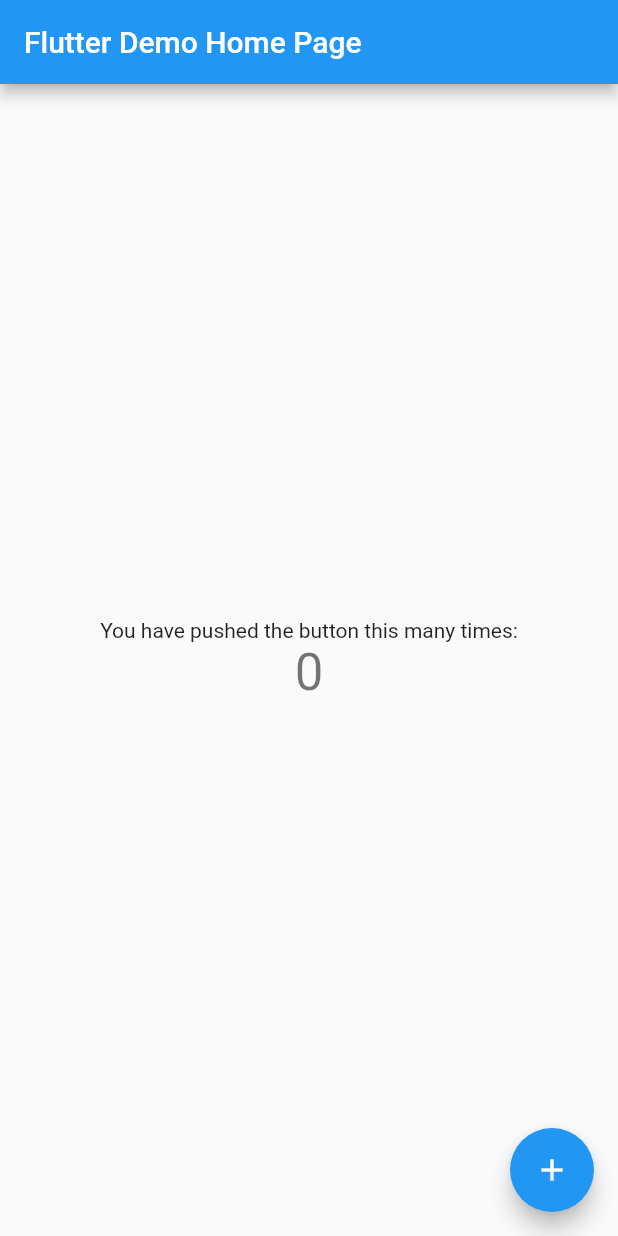
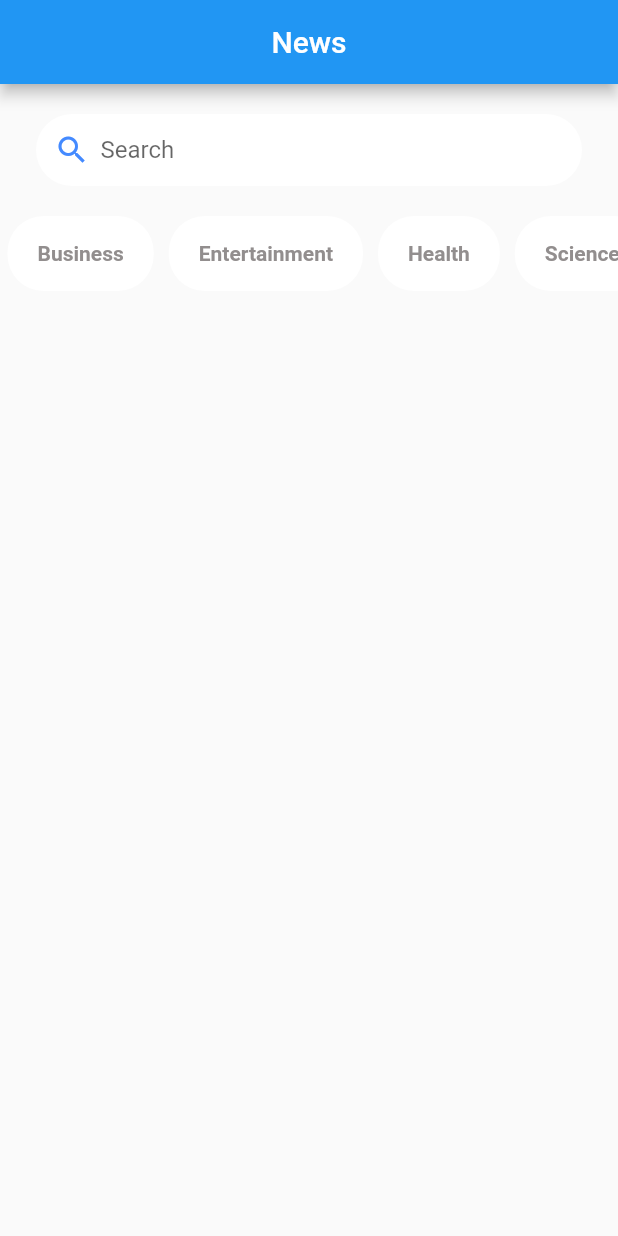
Before and after one commit to PremRai345/NewsApp, a Flutter app: the screen it shows after launch, on a phone screen of 412 x 824 dp. Run offline on Flutter 3.47's test engine with Material 2 defaults, Android fonts, the phone set to English and light mode, and no system bars.

Commit message:
Search Button and Nav Bar
Search button and nav bar is added in home screen.

```diff
--- /dev/null
+++ b/news/lib/home.dart
@@ -0,0 +1,101 @@
+import 'package:flutter/material.dart';
+
+class Home extends StatefulWidget {
+  const Home({Key? key}) : super(key: key);
+
+  @override
+  _HomeState createState() => _HomeState();
+}
+
+class _HomeState extends State<Home> {
+  TextEditingController searchController = new TextEditingController();
+  List<String> navBarItem = [
+    "Business",
+    "Entertainment",
+    "Health",
+    "Science",
+    "Sports",
+    "Technology"
+  ];
+  @override
+  Widget build(BuildContext context) {
+    return Scaffold(
+      appBar: AppBar(
+        title: const Text('News'),
+        centerTitle: true,
+      ),
+      body: Column(
+        children: [
+          Container(
+            padding: const EdgeInsets.symmetric(horizontal: 9),
+            margin: const EdgeInsets.symmetric(horizontal: 24, vertical: 20),
+            decoration: BoxDecoration(
+                color: Colors.white, borderRadius: BorderRadius.circular(24)),
+            child: Row(
+              children: [
+                GestureDetector(
+                  onTap: () {
+                    if ((searchController.text).replaceAll(" ", "") == "") {
+                      print("Blank search");
+                    } else {
+                      // Navigator.push(context, MaterialPageRoute(builder: (context) => Search(searchController.text)));
+                    }
+                  },
+                  child: Container(
+                    child: Icon(
+                      Icons.search,
+                      color: Colors.blueAccent,
+                    ),
+                    margin: EdgeInsets.fromLTRB(3, 0, 7, 0),
+                  ),
+                ),
+                Expanded(
+                  child: TextField(
+                    controller: searchController,
+                    textInputAction: TextInputAction.search,
+                    onSubmitted: (value) {
+                      print(value);
+                    },
+                    decoration: InputDecoration(
+                        border: InputBorder.none, hintText: "Search"),
+                  ),
+                )
+              ],
+            ),
+          ),
+          Container(
+            height: 50,
+            child: ListView.builder(
+              shrinkWrap: true,
+              scrollDirection: Axis.horizontal,
+              itemCount: navBarItem.length,
+              itemBuilder: (context, index) {
+                return InkWell(
+                  onTap: () {
+                    print(navBarItem[index]);
+                  },
+                  child: Container(
+                    padding: const EdgeInsets.symmetric(
+                        horizontal: 20, vertical: 10),
+                    margin: const EdgeInsets.symmetric(horizontal: 5),
+                    decoration: BoxDecoration(
+                      color: Colors.white,
+                      borderRadius: BorderRadius.circular(24),
+                    ),
+                    child: Center(
+                      child: Text(navBarItem[index],
+                          style: const TextStyle(
+                              fontSize: 14,
+                              fontWeight: FontWeight.bold,
+                              color: Color.fromARGB(255, 146, 142, 142))),
+                    ),
+                  ),
+                );
+              },
+            ),
+          )
+        ],
+      ),
+    );
+  }
+}
--- a/news/lib/main.dart
+++ b/news/lib/main.dart
@@ -1,4 +1,5 @@
 import 'package:flutter/material.dart';
+import 'package:news/home.dart';
 
 void main() {
   runApp(const MyApp());
@@ -11,105 +12,12 @@ class MyApp extends StatelessWidget {
   @override
   Widget build(BuildContext context) {
     return MaterialApp(
-      title: 'Flutter Demo',
+
       theme: ThemeData(
-        // This is the theme of your application.
-        //
-        // Try running your application with "flutter run". You'll see the
-        // application has a blue toolbar. Then, without quitting the app, try
-        // changing the primarySwatch below to Colors.green and then invoke
-        // "hot reload" (press "r" in the console where you ran "flutter run",
-        // or simply save your changes to "hot reload" in a Flutter IDE).
-        // Notice that the counter didn't reset back to zero; the application
-        // is not restarted.
+
         primarySwatch: Colors.blue,
       ),
-      home: const MyHomePage(title: 'Flutter Demo Home Page'),
+      home: const Home(),
     );
   }
 }
-
-class MyHomePage extends StatefulWidget {
-  const MyHomePage({Key? key, required this.title}) : super(key: key);
-
-  // This widget is the home page of your application. It is stateful, meaning
-  // that it has a State object (defined below) that contains fields that affect
-  // how it looks.
-
-  // This class is the configuration for the state. It holds the values (in this
-  // case the title) provided by the parent (in this case the App widget) and
-  // used by the build method of the State. Fields in a Widget subclass are
-  // always marked "final".
-
-  final String title;
-
-  @override
-  State<MyHomePage> createState() => _MyHomePageState();
-}
-
-class _MyHomePageState extends State<MyHomePage> {
-  int _counter = 0;
-
-  void _incrementCounter() {
-    setState(() {
-      // This call to setState tells the Flutter framework that something has
-      // changed in this State, which causes it to rerun the build method below
-      // so that the display can reflect the updated values. If we changed
-      // _counter without calling setState(), then the build method would not be
-      // called again, and so nothing would appear to happen.
-      _counter++;
-    });
-  }
-
-  @override
-  Widget build(BuildContext context) {
-    // This method is rerun every time setState is called, for instance as done
-    // by the _incrementCounter method above.
-    //
-    // The Flutter framework has been optimized to make rerunning build methods
-    // fast, so that you can just rebuild anything that needs updating rather
-    // than having to individually change instances of widgets.
-    return Scaffold(
-      appBar: AppBar(
-        // Here we take the value from the MyHomePage object that was created by
-        // the App.build method, and use it to set our appbar title.
-        title: Text(widget.title),
-      ),
-      body: Center(
-        // Center is a layout widget. It takes a single child and positions it
-        // in the middle of the parent.
-        child: Column(
-          // Column is also a layout widget. It takes a list of children and
-          // arranges them vertically. By default, it sizes itself to fit its
-          // children horizontally, and tries to be as tall as its parent.
-          //
-          // Invoke "debug painting" (press "p" in the console, choose the
-          // "Toggle Debug Paint" action from the Flutter Inspector in Android
-          // Studio, or the "Toggle Debug Paint" command in Visual Studio Code)
-          // to see the wireframe for each widget.
-          //
-          // Column has various properties to control how it sizes itself and
-          // how it positions its children. Here we use mainAxisAlignment to
-          // center the children vertically; the main axis here is the vertical
-          // axis because Columns are vertical (the cross axis would be
-          // horizontal).
-          mainAxisAlignment: MainAxisAlignment.center,
-          children: <Widget>[
-            const Text(
-              'You have pushed the button this many times:',
-            ),
-            Text(
-              '$_counter',
-              style: Theme.of(context).textTheme.headline4,
-            ),
-          ],
-        ),
-      ),
-      floatingActionButton: FloatingActionButton(
-        onPressed: _incrementCounter,
-        tooltip: 'Increment',
-        child: const Icon(Icons.add),
-      ), // This trailing comma makes auto-formatting nicer for build methods.
-    );
-  }
-}
```
